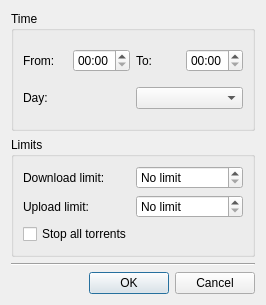
Above: plugins/bwscheduler/additemdlg.ui from KDE/ktorrent before the change. Below: the same form after it.
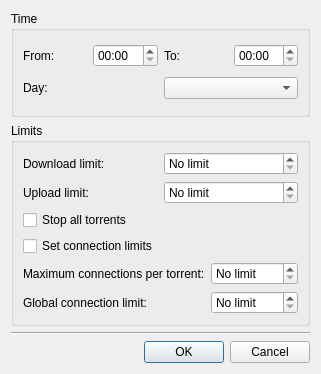
That is the form after the change.

Commit message: Expanded bandwidth scheduler with option to set the connection limits

```diff
--- a/plugins/bwscheduler/additemdlg.ui
+++ b/plugins/bwscheduler/additemdlg.ui
@@ -5,8 +5,8 @@
    <rect>
     <x>0</x>
     <y>0</y>
-    <width>266</width>
-    <height>305</height>
+    <width>321</width>
+    <height>374</height>
    </rect>
   </property>
   <property name="windowTitle" >
@@ -125,6 +125,54 @@
         </property>
        </widget>
       </item>
+      <item>
+       <widget class="QCheckBox" name="m_set_connection_limits" >
+        <property name="text" >
+         <string>Set connection limits</string>
+        </property>
+       </widget>
+      </item>
+      <item>
+       <layout class="QGridLayout" >
+        <item row="0" column="0" >
+         <widget class="QLabel" name="label_7" >
+          <property name="text" >
+           <string>Maximum connections per torrent:</string>
+          </property>
+         </widget>
+        </item>
+        <item row="0" column="1" >
+         <widget class="QSpinBox" name="m_max_conn_per_torrent" >
+          <property name="specialValueText" >
+           <string>No limit</string>
+          </property>
+          <property name="maximum" >
+           <number>99999</number>
+          </property>
+         </widget>
+        </item>
+        <item row="1" column="0" >
+         <widget class="QLabel" name="label_6" >
+          <property name="text" >
+           <string>Global connection limit:</string>
+          </property>
+         </widget>
+        </item>
+        <item row="1" column="1" >
+         <widget class="QSpinBox" name="m_max_conn_global" >
+          <property name="specialValueText" >
+           <string>No limit</string>
+          </property>
+          <property name="maximum" >
+           <number>99999</number>
+          </property>
+          <property name="value" >
+           <number>0</number>
+          </property>
+         </widget>
+        </item>
+       </layout>
+      </item>
      </layout>
     </widget>
    </item>
```
Left out of the diff: 42 changed lines with no effect on the pictures. The commit also changes 4 other files.
